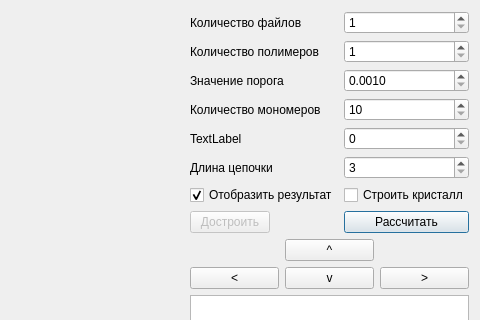
Qt form uis/main_window.ui (Ivanestver/Polymers_Gui) before a commit; both pictures show x 446 to 926 and y 0 to 320 of the 926 by 628 pixel window.
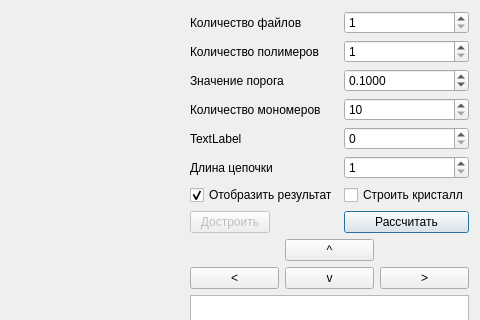
The same form after that commit.

```diff
--- a/uis/main_window.ui
+++ b/uis/main_window.ui
@@ -65,6 +65,9 @@
        <property name="minimum">
         <double>0.001000000000000</double>
        </property>
+       <property name="value">
+        <double>0.100000000000000</double>
+       </property>
       </widget>
      </item>
      <item row="3" column="0">
@@ -180,7 +183,7 @@
      <item row="5" column="1">
       <widget class="QSpinBox" name="chainLengthSpinBox">
        <property name="minimum">
-        <number>3</number>
+        <number>1</number>
        </property>
       </widget>
      </item>
```
